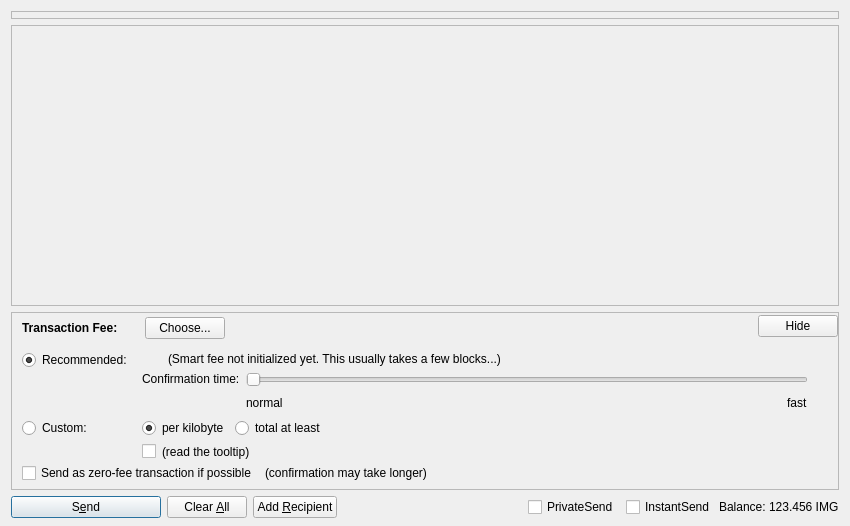
The window that src/qt/forms/chatdialog.ui (mceme/ImageCoin) describes before a commit, drawn with Qt 5.
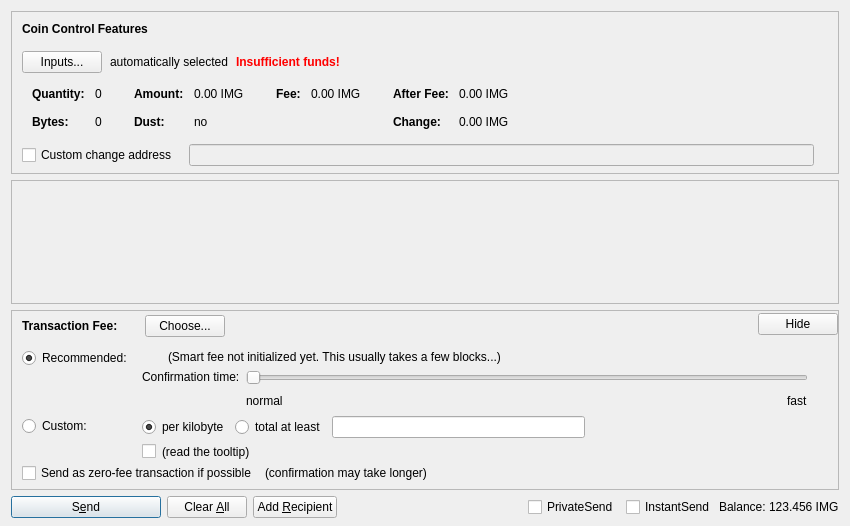
The same window after the commit. Custom widgets are drawn as their Qt base class.

The edit to the form file:
```diff
--- a/src/qt/forms/chatdialog.ui
+++ b/src/qt/forms/chatdialog.ui
@@ -53,6 +53,527 @@
       <property name="bottomMargin">
        <number>6</number>
       </property>
+      <item>
+       <layout class="QVBoxLayout" name="verticalLayoutCoinControl" stretch="0,0,0,0,1">
+        <property name="spacing">
+         <number>0</number>
+        </property>
+        <property name="leftMargin">
+         <number>10</number>
+        </property>
+        <property name="topMargin">
+         <number>10</number>
+        </property>
+        <item>
+         <layout class="QHBoxLayout" name="horizontalLayoutCoinControl1">
+          <property name="bottomMargin">
+           <number>15</number>
+          </property>
+          <item>
+           <widget class="QLabel" name="labelCoinControlFeatures">
+            <property name="sizePolicy">
+             <sizepolicy hsizetype="Preferred" vsizetype="Maximum">
+              <horstretch>0</horstretch>
+              <verstretch>0</verstretch>
+             </sizepolicy>
+            </property>
+            <property name="font">
+             <font>
+              <weight>75</weight>
+              <bold>true</bold>
+             </font>
+            </property>
+            <property name="styleSheet">
+             <string notr="true">font-weight:bold;</string>
+            </property>
+            <property name="text">
+             <string>Coin Control Features</string>
+            </property>
+           </widget>
+          </item>
+         </layout>
+        </item>
+        <item>
+         <layout class="QHBoxLayout" name="horizontalLayoutCoinControl2" stretch="0,0,0,0">
+          <property name="spacing">
+           <number>8</number>
+          </property>
+          <property name="bottomMargin">
+           <number>10</number>
+          </property>
+          <item>
+           <widget class="QPushButton" name="pushButtonCoinControl">
+            <property name="styleSheet">
+             <string notr="true"/>
+            </property>
+            <property name="text">
+             <string>Inputs...</string>
+            </property>
+            <property name="autoDefault">
+             <bool>false</bool>
+            </property>
+           </widget>
+          </item>
+          <item>
+           <widget class="QLabel" name="labelCoinControlAutomaticallySelected">
+            <property name="text">
+             <string>automatically selected</string>
+            </property>
+            <property name="margin">
+             <number>5</number>
+            </property>
+           </widget>
+          </item>
+          <item>
+           <widget class="QLabel" name="labelCoinControlInsuffFunds">
+            <property name="font">
+             <font>
+              <weight>75</weight>
+              <bold>true</bold>
+             </font>
+            </property>
+            <property name="styleSheet">
+             <string notr="true">color:red;font-weight:bold;</string>
+            </property>
+            <property name="text">
+             <string>Insufficient funds!</string>
+            </property>
+            <property name="margin">
+             <number>5</number>
+            </property>
+           </widget>
+          </item>
+          <item>
+           <spacer name="horizontalSpacerCoinControl">
+            <property name="orientation">
+             <enum>Qt::Horizontal</enum>
+            </property>
+            <property name="sizeHint" stdset="0">
+             <size>
+              <width>40</width>
+              <height>1</height>
+             </size>
+            </property>
+           </spacer>
+          </item>
+         </layout>
+        </item>
+        <item>
+         <widget class="QWidget" name="widgetCoinControl" native="true">
+          <property name="sizePolicy">
+           <sizepolicy hsizetype="Preferred" vsizetype="Preferred">
+            <horstretch>0</horstretch>
+            <verstretch>0</verstretch>
+           </sizepolicy>
+          </property>
+          <property name="minimumSize">
+           <size>
+            <width>0</width>
+            <height>0</height>
+           </size>
+          </property>
+          <property name="styleSheet">
+           <string notr="true"/>
+          </property>
+          <layout class="QHBoxLayout" name="horizontalLayoutCoinControl5">
+           <property name="leftMargin">
+            <number>0</number>
+           </property>
+           <property name="topMargin">
+            <number>0</number>
+           </property>
+           <property name="rightMargin">
+            <number>0</number>
+           </property>
+           <property name="bottomMargin">
+            <number>0</number>
+           </property>
+           <item>
+            <layout class="QHBoxLayout" name="horizontalLayoutCoinControl3" stretch="0,0,0,1">
+             <property name="spacing">
+              <number>20</number>
+             </property>
+             <property name="topMargin">
+              <number>0</number>
+             </property>
+             <property name="bottomMargin">
+              <number>10</number>
+             </property>
+             <item>
+              <layout class="QFormLayout" name="formLayoutCoinControl1">
+               <property name="horizontalSpacing">
+                <number>10</number>
+               </property>
+               <property name="verticalSpacing">
+                <number>14</number>
+               </property>
+               <property name="leftMargin">
+                <number>10</number>
+               </property>
+               <property name="topMargin">
+                <number>4</number>
+               </property>
+               <property name="rightMargin">
+                <number>6</number>
+               </property>
+               <item row="0" column="0">
+                <widget class="QLabel" name="labelCoinControlQuantityText">
+                 <property name="font">
+                  <font>
+                   <weight>75</weight>
+                   <bold>true</bold>
+                  </font>
+                 </property>
+                 <property name="text">
+                  <string>Quantity:</string>
+                 </property>
+                 <property name="margin">
+                  <number>0</number>
+                 </property>
+                </widget>
+               </item>
+               <item row="0" column="1">
+                <widget class="QLabel" name="labelCoinControlQuantity">
+                 <property name="cursor">
+                  <cursorShape>IBeamCursor</cursorShape>
+                 </property>
+                 <property name="contextMenuPolicy">
+                  <enum>Qt::ActionsContextMenu</enum>
+                 </property>
+                 <property name="text">
+                  <string notr="true">0</string>
+                 </property>
+                 <property name="margin">
+                  <number>0</number>
+                 </property>
+                 <property name="textInteractionFlags">
+                  <set>Qt::LinksAccessibleByMouse|Qt::TextSelectableByKeyboard|Qt::TextSelectableByMouse</set>
+                 </property>
+                </widget>
+               </item>
+               <item row="1" column="0">
+                <widget class="QLabel" name="labelCoinControlBytesText">
+                 <property name="font">
+                  <font>
+                   <weight>75</weight>
+                   <bold>true</bold>
+                  </font>
+                 </property>
+                 <property name="text">
+                  <string>Bytes:</string>
+                 </property>
+                </widget>
+               </item>
+               <item row="1" column="1">
+                <widget class="QLabel" name="labelCoinControlBytes">
+                 <property name="cursor">
+                  <cursorShape>IBeamCursor</cursorShape>
+                 </property>
+                 <property name="contextMenuPolicy">
+                  <enum>Qt::ActionsContextMenu</enum>
+                 </property>
+                 <property name="text">
+                  <string notr="true">0</string>
+                 </property>
+                 <property name="textInteractionFlags">
+                  <set>Qt::LinksAccessibleByMouse|Qt::TextSelectableByKeyboard|Qt::TextSelectableByMouse</set>
+                 </property>
+                </widget>
+               </item>
+              </layout>
+             </item>
+             <item>
+              <layout class="QFormLayout" name="formLayoutCoinControl2">
+               <property name="horizontalSpacing">
+                <number>10</number>
+               </property>
+               <property name="verticalSpacing">
+                <number>14</number>
+               </property>
+               <property name="leftMargin">
+                <number>6</number>
+               </property>
+               <property name="topMargin">
+                <number>4</number>
+               </property>
+               <property name="rightMargin">
+                <number>6</number>
+               </property>
+               <item row="0" column="0">
+                <widget class="QLabel" name="labelCoinControlAmountText">
+                 <property name="font">
+                  <font>
+                   <weight>75</weight>
+                   <bold>true</bold>
+                  </font>
+                 </property>
+                 <property name="text">
+                  <string>Amount:</string>
+                 </property>
+                 <property name="margin">
+                  <number>0</number>
+                 </property>
+                </widget>
+               </item>
+               <item row="0" column="1">
+                <widget class="QLabel" name="labelCoinControlAmount">
+                 <property name="cursor">
+                  <cursorShape>IBeamCursor</cursorShape>
+                 </property>
+                 <property name="contextMenuPolicy">
+                  <enum>Qt::ActionsContextMenu</enum>
+                 </property>
+                 <property name="text">
+                  <string notr="true">0.00 IMG</string>
+                 </property>
+                 <property name="textInteractionFlags">
+                  <set>Qt::LinksAccessibleByMouse|Qt::TextSelectableByKeyboard|Qt::TextSelectableByMouse</set>
+                 </property>
+                </widget>
+               </item>
+               <item row="1" column="0">
+                <widget class="QLabel" name="labelCoinControlLowOutputText">
+                 <property name="font">
+                  <font>
+                   <weight>75</weight>
+                   <bold>true</bold>
+                  </font>
+                 </property>
+                 <property name="text">
+                  <string>Dust:</string>
+                 </property>
+                </widget>
+               </item>
+               <item row="1" column="1">
+                <widget class="QLabel" name="labelCoinControlLowOutput">
+                 <property name="cursor">
+                  <cursorShape>IBeamCursor</cursorShape>
+                 </property>
+                 <property name="contextMenuPolicy">
+                  <enum>Qt::ActionsContextMenu</enum>
+                 </property>
+                 <property name="text">
+                  <string notr="true">no</string>
+                 </property>
+                 <property name="textInteractionFlags">
+                  <set>Qt::LinksAccessibleByMouse|Qt::TextSelectableByKeyboard|Qt::TextSelectableByMouse</set>
+                 </property>
+                </widget>
+               </item>
+              </layout>
+             </item>
+             <item>
+              <layout class="QFormLayout" name="formLayoutCoinControl3">
+               <property name="horizontalSpacing">
+                <number>10</number>
+               </property>
+               <property name="verticalSpacing">
+                <number>14</number>
+               </property>
+               <property name="leftMargin">
+                <number>6</number>
+               </property>
+               <property name="topMargin">
+                <number>4</number>
+               </property>
+               <property name="rightMargin">
+                <number>6</number>
+               </property>
+               <item row="0" column="0">
+                <widget class="QLabel" name="labelCoinControlFeeText">
+                 <property name="font">
+                  <font>
+                   <weight>75</weight>
+                   <bold>true</bold>
+                  </font>
+                 </property>
+                 <property name="text">
+                  <string>Fee:</string>
+                 </property>
+                 <property name="margin">
+                  <number>0</number>
+                 </property>
+                </widget>
+               </item>
+               <item row="0" column="1">
+                <widget class="QLabel" name="labelCoinControlFee">
+                 <property name="cursor">
+                  <cursorShape>IBeamCursor</cursorShape>
+                 </property>
+                 <property name="contextMenuPolicy">
+                  <enum>Qt::ActionsContextMenu</enum>
+                 </property>
+                 <property name="text">
+                  <string notr="true">0.00 IMG</string>
+                 </property>
+                 <property name="textInteractionFlags">
+                  <set>Qt::LinksAccessibleByMouse|Qt::TextSelectableByKeyboard|Qt::TextSelectableByMouse</set>
+                 </property>
+                </widget>
+               </item>
+              </layout>
+             </item>
+             <item>
+              <layout class="QFormLayout" name="formLayoutCoinControl4">
+               <property name="horizontalSpacing">
+                <number>10</number>
+               </property>
+               <property name="verticalSpacing">
+                <number>14</number>
+               </property>
+               <property name="leftMargin">
+                <number>6</number>
+               </property>
+               <property name="topMargin">
+                <number>4</number>
+               </property>
+               <property name="rightMargin">
+                <number>6</number>
+               </property>
+               <item row="0" column="0">
+                <widget class="QLabel" name="labelCoinControlAfterFeeText">
+                 <property name="font">
+                  <font>
+                   <weight>75</weight>
+                   <bold>true</bold>
+                  </font>
+                 </property>
+                 <property name="text">
+                  <string>After Fee:</string>
+                 </property>
+                 <property name="margin">
+                  <number>0</number>
+                 </property>
+                </widget>
+               </item>
+               <item row="0" column="1">
+                <widget class="QLabel" name="labelCoinControlAfterFee">
+                 <property name="cursor">
+                  <cursorShape>IBeamCursor</cursorShape>
+                 </property>
+                 <property name="contextMenuPolicy">
+                  <enum>Qt::ActionsContextMenu</enum>
+                 </property>
+                 <property name="text">
+                  <string notr="true">0.00 IMG</string>
+                 </property>
+                 <property name="textInteractionFlags">
+                  <set>Qt::LinksAccessibleByMouse|Qt::TextSelectableByKeyboard|Qt::TextSelectableByMouse</set>
+                 </property>
+                </widget>
+               </item>
+               <item row="1" column="0">
+                <widget class="QLabel" name="labelCoinControlChangeText">
+                 <property name="font">
+                  <font>
+                   <weight>75</weight>
+                   <bold>true</bold>
+                  </font>
+                 </property>
+                 <property name="text">
+                  <string>Change:</string>
+                 </property>
+                </widget>
+               </item>
+               <item row="1" column="1">
+                <widget class="QLabel" name="labelCoinControlChange">
+                 <property name="cursor">
+                  <cursorShape>IBeamCursor</cursorShape>
+                 </property>
+                 <property name="contextMenuPolicy">
+                  <enum>Qt::ActionsContextMenu</enum>
+                 </property>
+                 <property name="text">
+                  <string notr="true">0.00 IMG</string>
+                 </property>
+                 <property name="textInteractionFlags">
+                  <set>Qt::LinksAccessibleByMouse|Qt::TextSelectableByKeyboard|Qt::TextSelectableByMouse</set>
+                 </property>
+                </widget>
+               </item>
+              </layout>
+             </item>
+            </layout>
+           </item>
+          </layout>
+         </widget>
+        </item>
+        <item>
+         <layout class="QHBoxLayout" name="horizontalLayoutCoinControl4" stretch="0,0,0">
+          <property name="spacing">
+           <number>12</number>
+          </property>
+          <property name="sizeConstraint">
+           <enum>QLayout::SetDefaultConstraint</enum>
+          </property>
+          <property name="topMargin">
+           <number>5</number>
+          </property>
+          <property name="rightMargin">
+           <number>5</number>
+          </property>
+          <item>
+           <widget class="QCheckBox" name="checkBoxCoinControlChange">
+            <property name="toolTip">
+             <string>If this is activated, but the change address is empty or invalid, change will be sent to a newly generated address.</string>
+            </property>
+            <property name="text">
+             <string>Custom change address</string>
+            </property>
+           </widget>
+          </item>
+          <item>
+           <widget class="QValidatedLineEdit" name="lineEditCoinControlChange">
+            <property name="enabled">
+             <bool>false</bool>
+            </property>
+            <property name="sizePolicy">
+             <sizepolicy hsizetype="Expanding" vsizetype="Fixed">
+              <horstretch>0</horstretch>
+              <verstretch>0</verstretch>
+             </sizepolicy>
+            </property>
+           </widget>
+          </item>
+          <item>
+           <widget class="QLabel" name="labelCoinControlChangeLabel">
+            <property name="sizePolicy">
+             <sizepolicy hsizetype="Preferred" vsizetype="Expanding">
+              <horstretch>0</horstretch>
+              <verstretch>0</verstretch>
+             </sizepolicy>
+            </property>
+            <property name="minimumSize">
+             <size>
+              <width>0</width>
+              <height>0</height>
+             </size>
+            </property>
+            <property name="text">
+             <string/>
+            </property>
+            <property name="margin">
+             <number>3</number>
+            </property>
+           </widget>
+          </item>
+         </layout>
+        </item>
+        <item>
+         <spacer name="verticalSpacerCoinControl">
+          <property name="orientation">
+           <enum>Qt::Vertical</enum>
+          </property>
+          <property name="sizeHint" stdset="0">
+           <size>
+            <width>800</width>
+            <height>1</height>
+           </size>
+          </property>
+         </spacer>
+        </item>
+       </layout>
+      </item>
      </layout>
     </widget>
    </item>
@@ -67,7 +588,7 @@
         <x>0</x>
         <y>0</y>
         <width>830</width>
-        <height>222</height>
+        <height>69</height>
        </rect>
       </property>
       <layout class="QVBoxLayout" name="verticalLayout_2" stretch="0,1">
@@ -833,9 +1354,14 @@
   </layout>
  </widget>
  <customwidgets>
+  <customwidget>
+   <class>QValidatedLineEdit</class>
+   <extends>QLineEdit</extends>
+   <header>qvalidatedlineedit.h</header>
+  </customwidget>
   <customwidget>
    <class>BitcoinAmountField</class>
-   <extends>QWidget</extends>
+   <extends>QLineEdit</extends>
    <header>bitcoinamountfield.h</header>
   </customwidget>
  </customwidgets>
```
Left out of the diff: 6 changed lines with no effect on the pictures.
